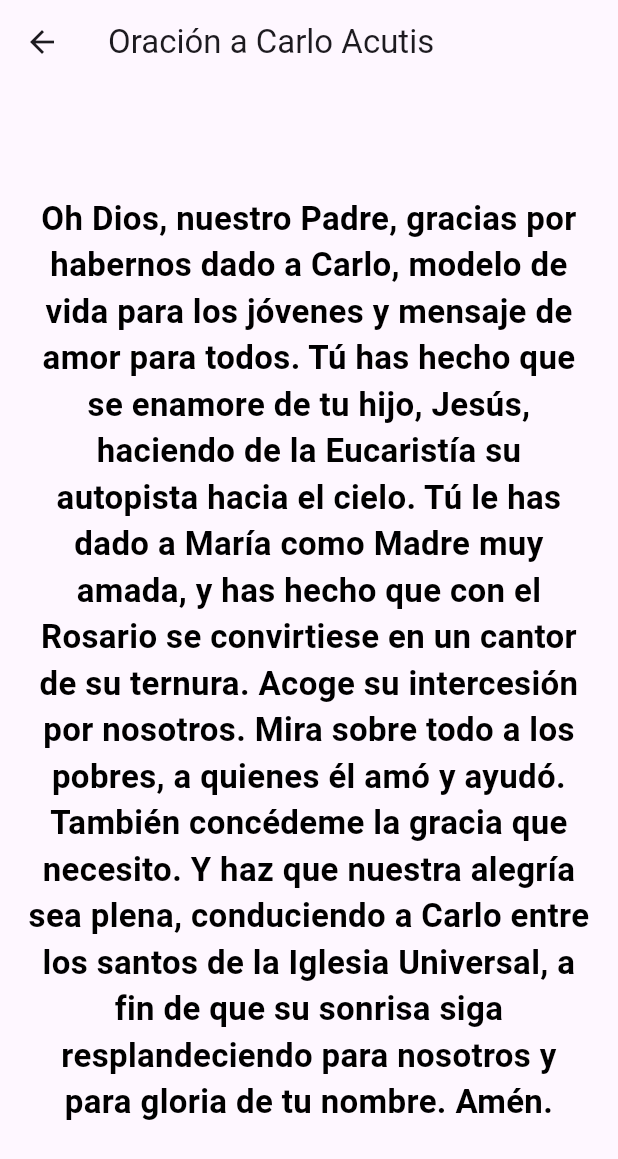
After one commit to meimeifriend/alcielo_1octubre_b, a Flutter app: the GuidedPrayerScreen screen opened directly, after a tap on "Oración a Carlo Acutis", on a phone screen of 412 x 824 dp. The commit adds this screen. Shown: the top 1159 px of the screen. Run offline on Flutter 3.47's test engine with Material 3 defaults, Android fonts, the phone set to English and light mode, and no system bars; our stand-ins replace video_player.

Commit message:
vuelvo a agregar oracion sobre carlo acutis

```diff
--- a/lib/screens/guided_prayer_screen.dart
+++ b/lib/screens/guided_prayer_screen.dart
@@ -1,4 +1,5 @@
 import 'package:alcielo_1octubre_b/screens/magnificat_screen.dart';
+import 'package:alcielo_1octubre_b/screens/oracion_carlo_acutis.dart';
 import 'package:alcielo_1octubre_b/screens/san_francisco_por_la_paz_screen.dart';
 import 'package:alcielo_1octubre_b/screens/te_deum_screen.dart';
 import 'package:alcielo_1octubre_b/screens/veneremos_screen.dart';
@@ -129,6 +130,16 @@ class GuidedPrayerScreen extends StatelessWidget {
             },
             child: const Text('Veneremos'),
           ),
+//ORACION A CARLO ACUTIS
+          ElevatedButton(
+            onPressed: () {
+              Navigator.push(
+                context,
+                MaterialPageRoute(builder: (context) => const OracionCarloAcutis()),
+              );
+            },
+            child: const Text('Oración a Carlo Acutis'),
+          ),
 //TE DEUM
           ElevatedButton(
             onPressed: () {
--- /dev/null
+++ b/lib/screens/oracion_carlo_acutis.dart
@@ -0,0 +1,26 @@
+import 'package:flutter/material.dart';
+
+class OracionCarloAcutis extends StatelessWidget {
+  const OracionCarloAcutis({super.key});
+
+  @override
+  Widget build(BuildContext context) {
+    return Scaffold(
+      appBar: AppBar(title: const Text('Oración a Carlo Acutis')),
+      body: const Center(
+        child: Padding(
+          padding: EdgeInsets.all(16.0),
+          child: Text(
+            'Oh Dios, nuestro Padre, gracias por habernos dado a Carlo, modelo de vida para los jóvenes y mensaje de amor para todos. Tú has hecho que se enamore de tu hijo, Jesús, haciendo de la Eucaristía su autopista hacia el cielo. Tú le has dado a María como Madre muy amada, y has hecho que con el Rosario se convirtiese en un cantor de su ternura. Acoge su intercesión por nosotros. Mira sobre todo a los pobres, a quienes él amó y ayudó. También concédeme la gracia que necesito. Y haz que nuestra alegría sea plena, conduciendo a Carlo entre los santos de la Iglesia Universal, a fin de que su sonrisa siga resplandeciendo para nosotros y para gloria de tu nombre. Amén.',
+            style: TextStyle(
+              fontSize: 22,
+              fontWeight: FontWeight.bold,
+              color: Colors.black,
+            ),
+            textAlign: TextAlign.center,
+          ),
+        ),
+      ),
+    );
+  }
+}
```
